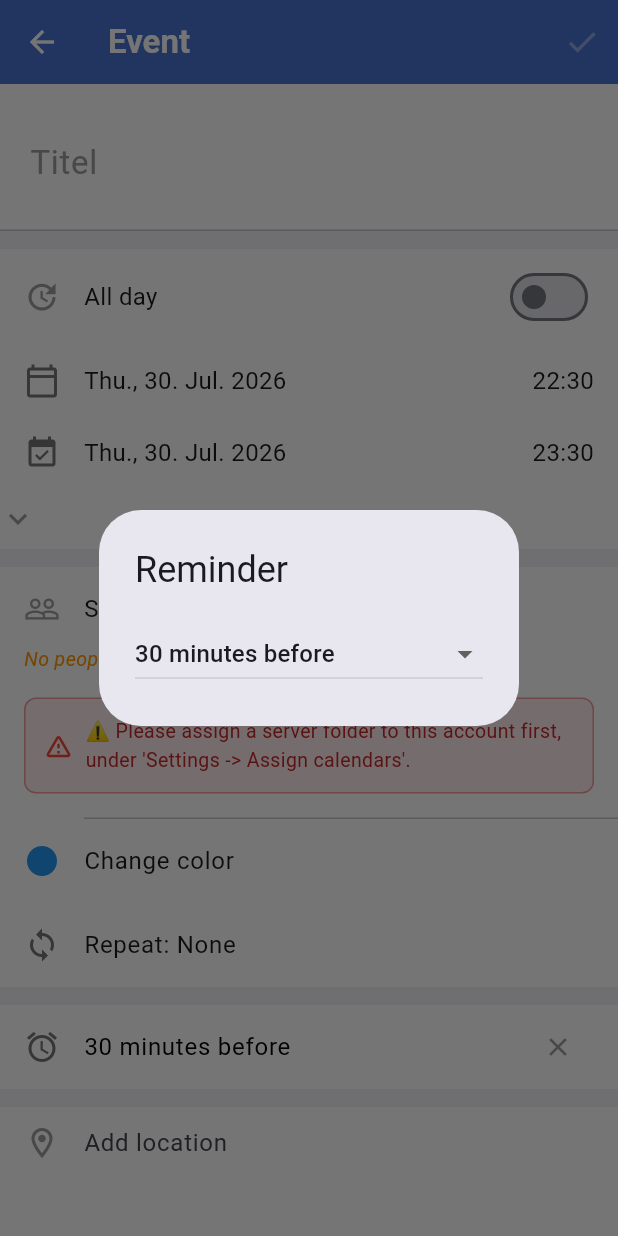
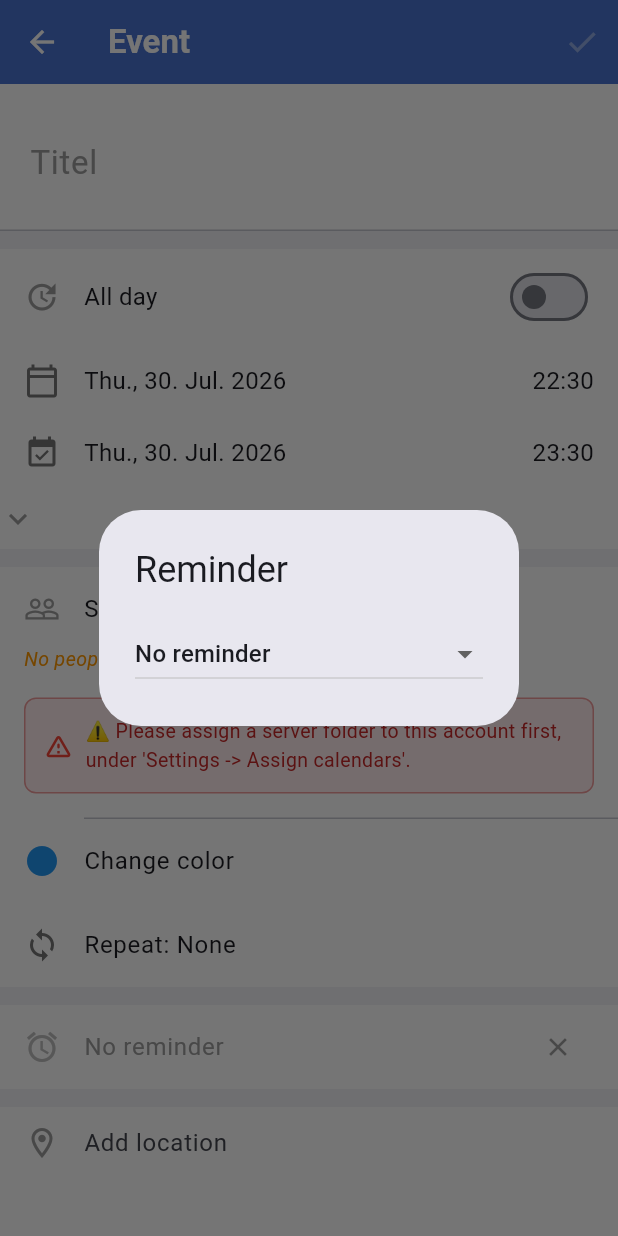
Before and after one commit to Jones2807/Fleuron-Planer-Shopping-ToDo-App, a Flutter app: the AddEventFullPage screen opened directly with empty values, after a tap on the "close" icon, after a tap on "No reminder", on a phone screen of 412 x 824 dp. Run offline on Flutter 3.47's test engine with Material 3 defaults, Android fonts, the phone set to English and light mode, and no system bars; our stand-ins replace flutter_colorpicker, flutter_local_notifications, flutter_markdown, flutter_secure_storage, flutter_speed_dial, shared_preferences and 3 more; missing offline and left inert: icalendar_parser; accounts and stored records are empty; network calls fail.

Commit message:
feat(event-editor): make reminder picker friendlier
- Add a "Keine Erinnerung" entry directly in the reminder dropdown,
  instead of it being reachable only via a small close icon.
- Show human-readable labels for reminder offsets (e.g. "1 Tag vorher"
  instead of "1440 Minuten vorher").

fix(event-editor): localize reminder picker strings

Replace hardcoded German strings in the reminder picker with
AppLocalizations lookups, consistent with the rest of the app's
localization pattern. Adds two new ARB keys (oneHourBeforeLabel,
oneDayBeforeLabel) for the two non-generic preset values.

```diff
--- a/lib/l10n/app_de.arb
+++ b/lib/l10n/app_de.arb
@@ -96,7 +96,7 @@
 
   "newListTitle": "Neue Liste anlegen",
   "newListHint": "z.B. Urlaub Kroatien",
-  "shareWithFamily": "Mit der Familie teilen",
+  "shareWithFamily": "Für andere sichtbar",
   "everyoneSeesListSubtitle": "Jeder sieht diese Liste",
   "onlyYouSeeListSubtitle": "Nur du siehst diese Liste",
   "create": "Erstellen",
@@ -224,6 +224,8 @@
   "minutesBeforeLabel": "{minutes} Minuten vorher",
   "noReminderLabel": "Keine Erinnerung",
   "reminderTitle": "Erinnerung",
+  "oneHourBeforeLabel": "1 Stunde vorher",
+  "oneDayBeforeLabel": "1 Tag vorher",
   "addLocationHint": "Ort hinzufügen",
 
   "helpLoadError": "Fehler beim Laden der Anleitung.",
--- a/lib/l10n/app_en.arb
+++ b/lib/l10n/app_en.arb
@@ -105,7 +105,7 @@
 
   "newListTitle": "Create new list",
   "newListHint": "e.g. Croatia vacation",
-  "shareWithFamily": "Share with family",
+  "shareWithFamily": "Visible to others",
   "everyoneSeesListSubtitle": "Everyone can see this list",
   "onlyYouSeeListSubtitle": "Only you can see this list",
   "create": "Create",
@@ -283,6 +283,8 @@
   },
   "noReminderLabel": "No reminder",
   "reminderTitle": "Reminder",
+  "oneHourBeforeLabel": "1 hour before",
+  "oneDayBeforeLabel": "1 day before",
   "addLocationHint": "Add location",
 
   "helpLoadError": "Error loading the guide.",
--- a/lib/l10n/app_localizations.dart
+++ b/lib/l10n/app_localizations.dart
@@ -653,7 +653,7 @@ abstract class AppLocalizations {
   /// No description provided for @shareWithFamily.
   ///
   /// In en, this message translates to:
-  /// **'Share with family'**
+  /// **'Visible to others'**
   String get shareWithFamily;
 
   /// No description provided for @everyoneSeesListSubtitle.
@@ -1381,6 +1381,18 @@ abstract class AppLocalizations {
   /// In en, this message translates to:
   /// **'Reminder'**
   String get reminderTitle;
+
+  /// No description provided for @oneHourBeforeLabel.
+  ///
+  /// In en, this message translates to:
+  /// **'1 hour before'**
+  String get oneHourBeforeLabel;
+
+  /// No description provided for @oneDayBeforeLabel.
+  ///
+  /// In en, this message translates to:
+  /// **'1 day before'**
+  String get oneDayBeforeLabel;
 
   /// No description provided for @addLocationHint.
   ///
--- a/lib/screens/event_editor_screen.dart
+++ b/lib/screens/event_editor_screen.dart
@@ -271,6 +271,14 @@ class _AddEventFullPageState extends State<AddEventFullPage> {
   }
 
   String _formatTime(TimeOfDay time) => '${time.hour.toString().padLeft(2, '0')}:${time.minute.toString().padLeft(2, '0')}';
+
+  /// Localized display label for a reminder offset in minutes, e.g.
+  /// "1 hour before" or "15 minutes before".
+  String _formatReminderLabel(int minutes, AppLocalizations l10n) {
+    if (minutes == 1440) return l10n.oneDayBeforeLabel;
+    if (minutes == 60) return l10n.oneHourBeforeLabel;
+    return l10n.minutesBeforeLabel(minutes);
+  }
 
   void _showColorPicker() {
     final l10n = AppLocalizations.of(context)!;
@@ -615,11 +623,34 @@ class _AddEventFullPageState extends State<AddEventFullPage> {
 
               ListTile(
                 leading: Icon(Icons.alarm, color: _notificationsEnabled ? Colors.grey.shade600 : Colors.grey.shade400),
-                title: Text(_notificationsEnabled ? l10n.minutesBeforeLabel(_minutesBefore) : l10n.noReminderLabel, style: TextStyle(fontSize: 16, color: _notificationsEnabled ? Colors.black : Colors.grey)),
+                title: Text(_notificationsEnabled ? _formatReminderLabel(_minutesBefore, l10n) : l10n.noReminderLabel, style: TextStyle(fontSize: 16, color: _notificationsEnabled ? Colors.black : Colors.grey)),
                 trailing: IconButton(icon: const Icon(Icons.close, size: 20, color: Colors.grey), onPressed: () => setState(() => _notificationsEnabled = false)),
                 onTap: () {
-                  setState(() => _notificationsEnabled = true);
-                  showDialog(context: context, builder: (context) => AlertDialog(title: Text(l10n.reminderTitle), content: DropdownButton<int>(value: _minutesBefore, isExpanded: true, items: [5, 15, 30, 60, 1440].map((m) => DropdownMenuItem(value: m, child: Text(l10n.minutesBeforeLabel(m)))).toList(), onChanged: (v) { if (v != null) { setState(() => _minutesBefore = v); Navigator.pop(context); }})));
+                  showDialog(
+                    context: context,
+                    builder: (context) => AlertDialog(
+                      title: Text(l10n.reminderTitle),
+                      content: DropdownButton<int?>(
+                        value: _notificationsEnabled ? _minutesBefore : null,
+                        isExpanded: true,
+                        items: [
+                          DropdownMenuItem<int?>(value: null, child: Text(l10n.noReminderLabel)),
+                          ...[5, 15, 30, 60, 1440].map((m) => DropdownMenuItem<int?>(value: m, child: Text(_formatReminderLabel(m, l10n)))),
+                        ],
+                        onChanged: (v) {
+                          setState(() {
+                            if (v == null) {
+                              _notificationsEnabled = false;
+                            } else {
+                              _notificationsEnabled = true;
+                              _minutesBefore = v;
+                            }
+                          });
+                          Navigator.pop(context);
+                        },
+                      ),
+                    ),
+                  );
                 },
                 contentPadding: const EdgeInsets.symmetric(horizontal: 16),
               ),
```
Also changed, not shown: lib/l10n/app_localizations_de.dart (+7 -1 lines), lib/l10n/app_localizations_en.dart (+7 -1 lines).
